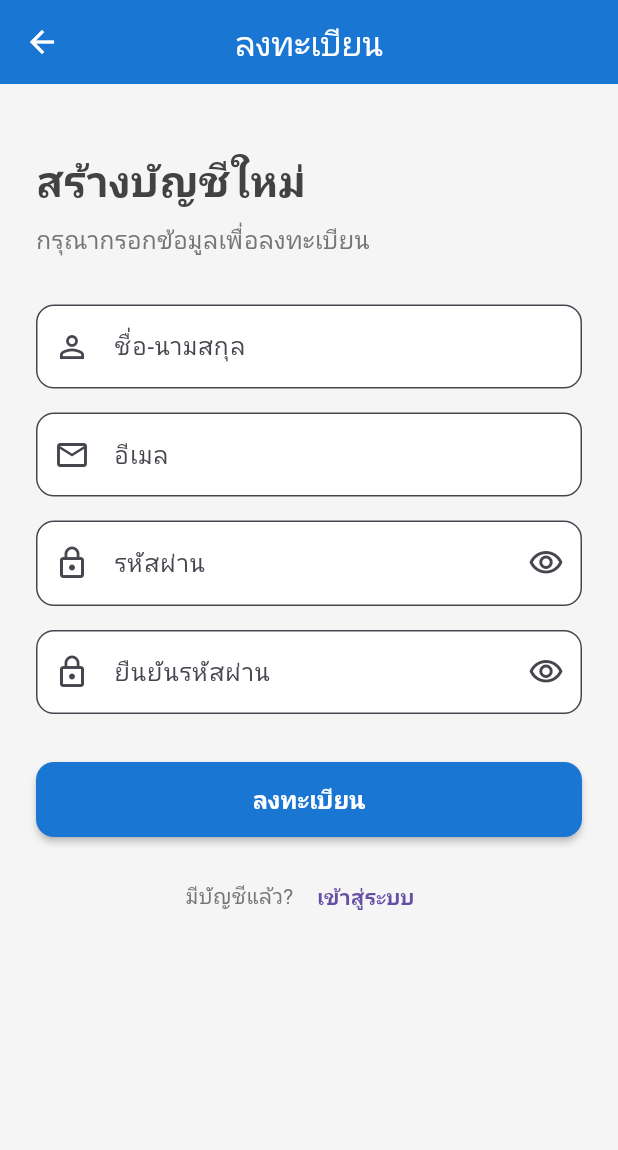
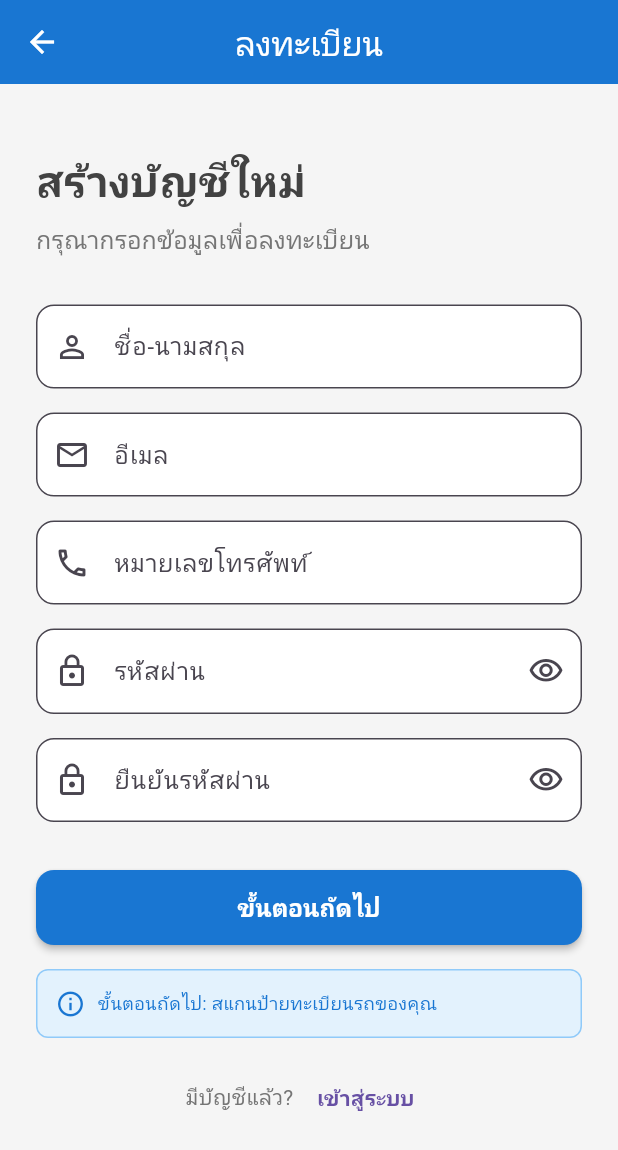
Before and after one commit to BulueColour/vehicle_plate_scanner, a Flutter app: the RegisterScreen screen opened by its route, on a phone screen of 412 x 824 dp. Shown: the top 1150 px of the screen. Run offline on Flutter 3.47's test engine with Material 3 defaults, Android fonts, the phone set to English and light mode, and no system bars; our stand-ins replace google_fonts, image_picker; Roboto replaces fonts that are missing (Prompt).

Commit message:
Changes on register, new plate_registration, chanegs on main, which is set register form to have all required field

```diff
--- a/lib/main.dart
+++ b/lib/main.dart
@@ -4,6 +4,7 @@ import 'screens/login_screen.dart';
 import 'screens/register_screen.dart';
 import 'screens/home_screen.dart';
 import 'screens/scanner_screen.dart';
+import 'screens/plate_registration_screen.dart';
 
 void main() {
   runApp(const MyApp());
@@ -32,6 +33,7 @@ class MyApp extends StatelessWidget {
         '/register': (context) => const RegisterScreen(),
         '/home': (context) => const HomeScreen(),
         '/scanner': (context) => const ScannerScreen(),
+        '/plate-registration': (context) => const PlateRegistrationScreen(),
       },
     );
   }
--- a/lib/screens/register_screen.dart
+++ b/lib/screens/register_screen.dart
@@ -11,6 +11,7 @@ class RegisterScreen extends StatefulWidget {
 class _RegisterScreenState extends State<RegisterScreen> {
   final _nameController = TextEditingController();
   final _emailController = TextEditingController();
+  final _phoneController = TextEditingController();
   final _passwordController = TextEditingController();
   final _confirmPasswordController = TextEditingController();
   bool _isLoading = false;
@@ -18,33 +19,52 @@ class _RegisterScreenState extends State<RegisterScreen> {
   bool _obscureConfirmPassword = true;
 
   void _register() {
-    // Demo: ตรวจสอบแบบง่ายๆ
-    if (_passwordController.text != _confirmPasswordController.text) {
-      ScaffoldMessenger.of(context).showSnackBar(
-        const SnackBar(
-          content: Text('รหัสผ่านไม่ตรงกัน!'),
-          backgroundColor: Colors.red,
-        ),
-      );
+    // ตรวจสอบข้อมูลที่กรอก
+    if (_nameController.text.isEmpty) {
+      _showErrorSnackBar('กรุณากรอกชื่อ-นามสกุล');
       return;
     }
 
-    setState(() => _isLoading = true);
+    if (_emailController.text.isEmpty) {
+      _showErrorSnackBar('กรุณากรอกอีเมล');
+      return;
+    }
 
-    Future.delayed(const Duration(seconds: 2), () {
-      setState(() => _isLoading = false);
+    if (_phoneController.text.isEmpty) {
+      _showErrorSnackBar('กรุณากรอกหมายเลขโทรศัพท์');
+      return;
+    }
 
-      // แสดงข้อความสำเร็จ
-      ScaffoldMessenger.of(context).showSnackBar(
-        const SnackBar(
-          content: Text('ลงทะเบียนสำเร็จ! กรุณาเข้าสู่ระบบ'),
-          backgroundColor: Colors.green,
-        ),
-      );
+    if (_passwordController.text.length < 6) {
+      _showErrorSnackBar('รหัสผ่านต้องมีอย่างน้อย 6 ตัวอักษร');
+      return;
+    }
 
-      // กลับไปหน้า Login
-      Navigator.pop(context);
-    });
+    if (_passwordController.text != _confirmPasswordController.text) {
+      _showErrorSnackBar('รหัสผ่านไม่ตรงกัน!');
+      return;
+    }
+
+    // ไปหน้าสแกนป้ายทะเบียน
+    Navigator.pushNamed(
+      context,
+      '/plate-registration',
+      arguments: {
+        'name': _nameController.text,
+        'email': _emailController.text,
+        'phone': _phoneController.text,
+        'password': _passwordController.text,
+      },
+    );
+  }
+
+  void _showErrorSnackBar(String message) {
+    ScaffoldMessenger.of(context).showSnackBar(
+      SnackBar(
+        content: Text(message),
+        backgroundColor: Colors.red,
+      ),
+    );
   }
 
   @override
@@ -118,6 +138,24 @@ class _RegisterScreenState extends State<RegisterScreen> {
 
               const SizedBox(height: 16),
 
+              // Phone Field (NEW)
+              TextField(
+                controller: _phoneController,
+                decoration: InputDecoration(
+                  labelText: 'หมายเลขโทรศัพท์',
+                  hintText: '08X-XXX-XXXX',
+                  prefixIcon: const Icon(Icons.phone_outlined),
+                  border: OutlineInputBorder(
+                    borderRadius: BorderRadius.circular(12),
+                  ),
+                  filled: true,
+                  fillColor: Colors.white,
+                ),
+                keyboardType: TextInputType.phone,
+              ),
+
+              const SizedBox(height: 16),
+
               // Password Field
               TextField(
                 controller: _passwordController,
@@ -178,11 +216,42 @@ class _RegisterScreenState extends State<RegisterScreen> {
 
               const SizedBox(height: 32),
 
-              // Register Button
+              // Next Step Button
               CustomButton(
-                text: 'ลงทะเบียน',
+                text: 'ขั้นตอนถัดไป',
                 onPressed: _register,
                 isLoading: _isLoading,
+              ),
+
+              const SizedBox(height: 16),
+
+              // Info Box
+              Container(
+                padding: const EdgeInsets.all(12),
+                decoration: BoxDecoration(
+                  color: Colors.blue[50],
+                  borderRadius: BorderRadius.circular(8),
+                  border: Border.all(color: Colors.blue[200]!),
+                ),
+                child: Row(
+                  children: [
+                    Icon(
+                      Icons.info_outline,
+                      size: 20,
+                      color: Colors.blue[700],
+                    ),
+                    const SizedBox(width: 8),
+                    Expanded(
+                      child: Text(
+                        'ขั้นตอนถัดไป: สแกนป้ายทะเบียนรถของคุณ',
+                        style: TextStyle(
+                          fontSize: 12,
+                          color: Colors.blue[700],
+                        ),
+                      ),
+                    ),
+                  ],
+                ),
               ),
 
               const SizedBox(height: 16),
@@ -217,6 +286,7 @@ class _RegisterScreenState extends State<RegisterScreen> {
   void dispose() {
     _nameController.dispose();
     _emailController.dispose();
+    _phoneController.dispose();
     _passwordController.dispose();
     _confirmPasswordController.dispose();
     super.dispose();
```
Also changed, not shown: lib/screens/plate_registration_screen.dart (added, +338 -0 lines).
